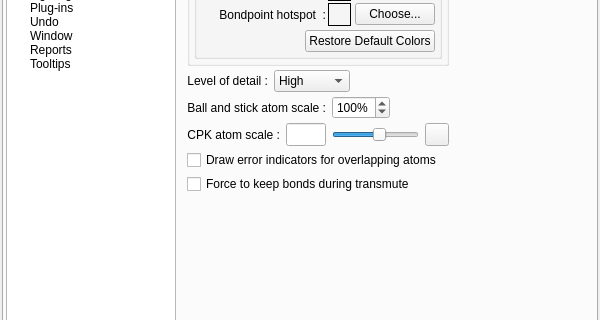
The window that cad/src/ne1_ui/PreferencesDialog.ui (kanzure/nanoengineer) describes before a commit, drawn with Qt 5; both pictures show x 0 to 600 and y 146 to 466 of the 600 by 600 pixel window.
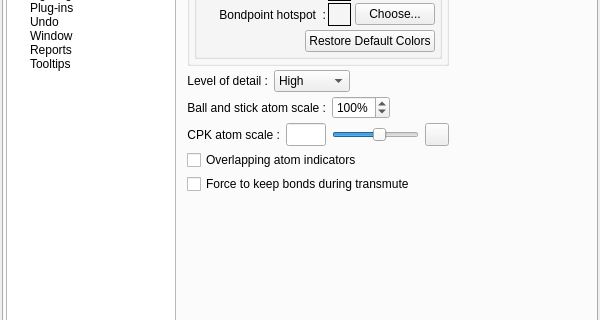
The same window after the commit. The open tabs and pages were chosen to show the change. Icons and pictures are not drawn.

Commit message: Moved all "What's This" text for the Preferences dialog into new file WhatsThisText_for_PreferencesDialog.py. Also refined the "Overlapping Atom Indicators" checkbox text and changed its default value to "False" (unchecked).

Diff of the .ui file:
```diff
--- a/cad/src/ne1_ui/PreferencesDialog.ui
+++ b/cad/src/ne1_ui/PreferencesDialog.ui
@@ -1825,7 +1825,7 @@
              <item>
               <widget class="QCheckBox" name="drawOverlappingAtomsErrorIndicatorsCheckBox" >
                <property name="text" >
-                <string>Draw error indicators for overlapping atoms</string>
+                <string>Overlapping atom indicators</string>
                </property>
               </widget>
              </item>
```
Left out of the diff: 4 changed lines with no effect on the pictures. The commit also changes 5 other files.
